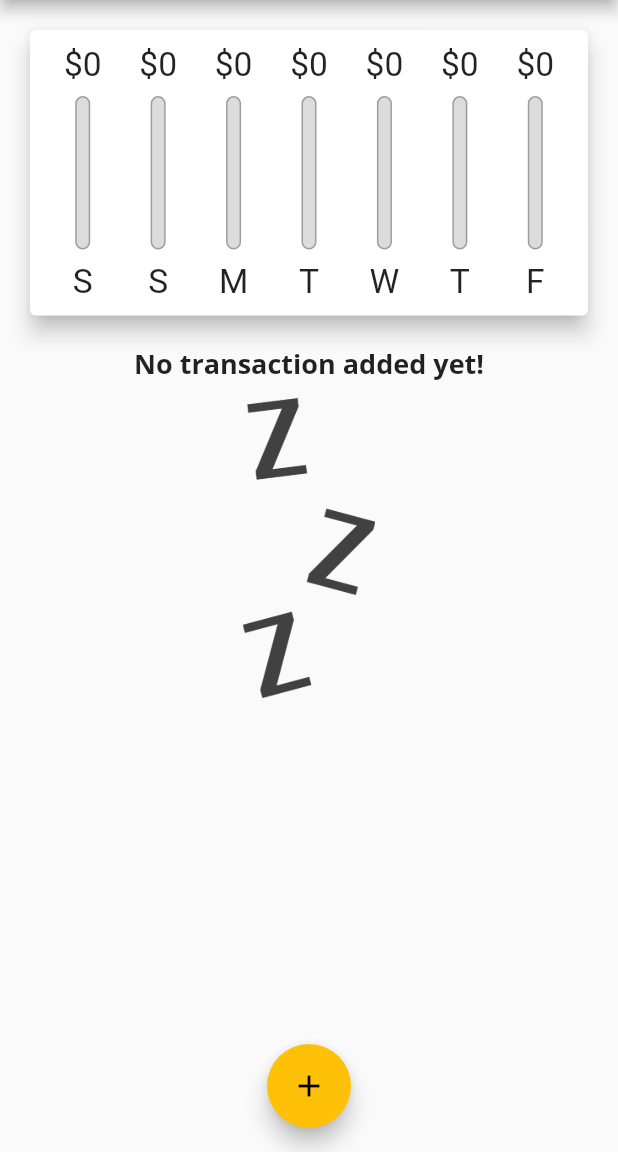
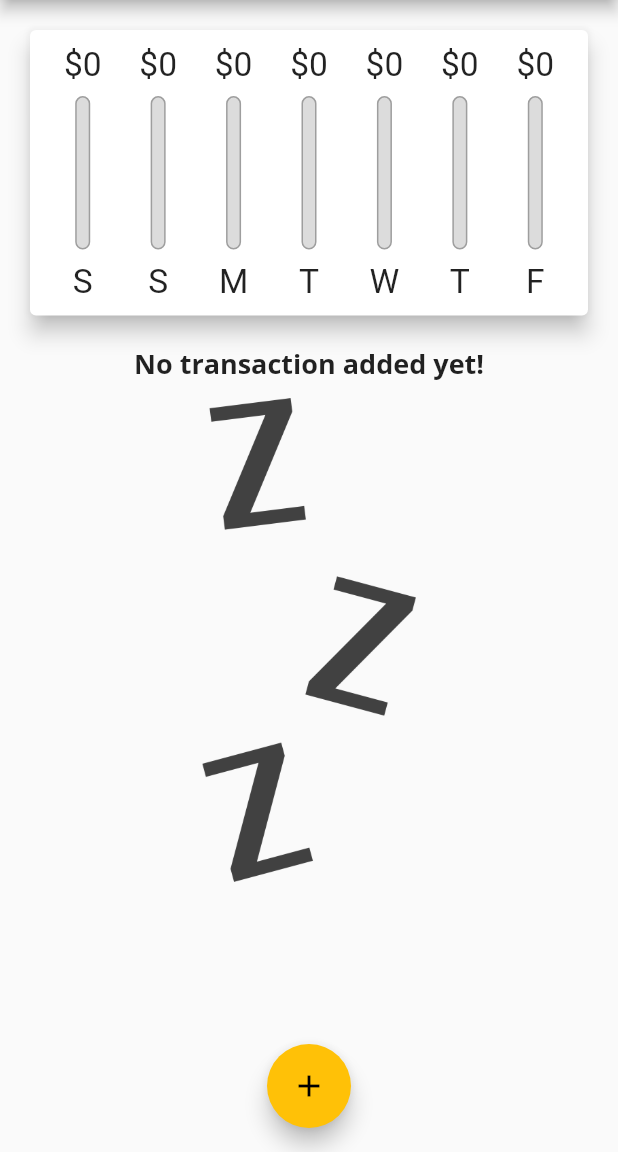
Before and after one commit to Seician/flutter_complete_guide, a Flutter app: the screen it shows after launch, on a phone screen of 412 x 824 dp, the part 84-1236 px from its top. Run offline on Flutter 3.47's test engine with Material 2 defaults, Android fonts, the phone set to English and light mode, and no system bars.

```diff
--- a/lib/main.dart
+++ b/lib/main.dart
@@ -1,4 +1,5 @@
 import 'package:flutter/material.dart';
+import 'package:flutter/services.dart';
 import 'package:flutter_complete_guide/widgets/chart.dart';
 import 'package:flutter_complete_guide/widgets/new_transactions.dart';
 import 'package:flutter_complete_guide/widgets/transaction_list.dart';
@@ -53,6 +54,8 @@ class _MyHomePageState extends State<MyHomePage> {
     //     date: DateTime.now()),
   ];
 
+  bool _showChart = false;
+
   List<Transaction> get _recentTransactions {
     return _userTransactions.where((tx) {
       return tx.date.isAfter(
@@ -96,6 +99,9 @@ class _MyHomePageState extends State<MyHomePage> {
 
   @override
   Widget build(BuildContext context) {
+    final mediaQuery = MediaQuery.of(context);
+    final isLandScape =
+        mediaQuery.orientation == Orientation.landscape;
     final appBar = AppBar(
       title: const Text(
         'Personal Expenses',
@@ -107,24 +113,52 @@ class _MyHomePageState extends State<MyHomePage> {
         ),
       ],
     );
+
+    final transactionListWidget = Container(
+        height: (mediaQuery.size.height -
+                appBar.preferredSize.height -
+                mediaQuery.padding.top) *
+            0.7,
+        child: TransactionList(_userTransactions, _deleteTransaction));
     return Scaffold(
       appBar: appBar,
       body: SingleChildScrollView(
         child: Column(
           crossAxisAlignment: CrossAxisAlignment.stretch,
           children: <Widget>[
+            if (isLandScape)
+              Row(
+                mainAxisAlignment: MainAxisAlignment.center,
+                children: [
+                  Text('Show Chart'),
+                  Switch.adaptive(
+                    activeColor: Theme.of(context).accentColor,
+                      value: _showChart,
+                      onChanged: (val) {
+                        setState(() {
+                          _showChart = val;
+                        });
+                      }),
+                ],
+              ),
+            if (!isLandScape)
               Container(
-                height: (MediaQuery.of(context).size.height -
+                  height: (mediaQuery.size.height -
                           appBar.preferredSize.height -
-                        MediaQuery.of(context).padding.top) *
+                          mediaQuery.padding.top) *
                       0.3,
                   child: Chart(_recentTransactions)),
-            Container(
-                height: (MediaQuery.of(context).size.height -
+            if (!isLandScape) transactionListWidget,
+            if (isLandScape)
+              _showChart
+                  ? Container(
+                      height: (mediaQuery.size.height -
                               appBar.preferredSize.height -
-                        MediaQuery.of(context).padding.top) *
+                              mediaQuery.padding.top) *
                           0.7,
-                child: TransactionList(_userTransactions, _deleteTransaction)),
+                          child: Chart(_recentTransactions),
+                    )
+                  : transactionListWidget,
           ],
         ),
       ),
--- a/lib/widgets/new_transactions.dart
+++ b/lib/widgets/new_transactions.dart
@@ -54,10 +54,15 @@ class _NewTransactionState extends State<NewTransaction> {
 
   @override
   Widget build(BuildContext context) {
-    return Card(
+    return SingleChildScrollView(
+      child: Card(
           elevation: 5,
           child: Container(
-          padding: EdgeInsets.all(10),
+            padding: EdgeInsets.only(
+                top: 10,
+                left: 10,
+                right: 10,
+                bottom: MediaQuery.of(context).viewInsets.bottom + 10),
             child: Column(
               crossAxisAlignment: CrossAxisAlignment.end,
               children: [
@@ -100,6 +105,7 @@ class _NewTransactionState extends State<NewTransaction> {
                 )
               ],
             ),
-        ));
+          )),
+    );
   }
 }
--- a/lib/widgets/transaction_list.dart
+++ b/lib/widgets/transaction_list.dart
@@ -10,8 +10,10 @@ class TransactionList extends StatelessWidget {
 
   @override
   Widget build(BuildContext context) {
+
     return transactions.isEmpty
-        ? Column(
+        ? LayoutBuilder(builder: (context, constraints) {
+            return Column(
               children: [
                 Text(
                   'No transaction added yet!',
@@ -21,13 +23,14 @@ class TransactionList extends StatelessWidget {
                   height: 10,
                 ),
                 Container(
-                  height: 200,
+                    height: constraints.maxHeight * 0.6,
                     child: Image.asset(
                       'assets/images/waiting.png',
                       fit: BoxFit.cover,
                     )),
               ],
-          )
+            );
+          })
         : ListView.builder(
             // we need to make transactions to be added dynamic
             // we will do that with .map method.
@@ -53,7 +56,8 @@ class TransactionList extends StatelessWidget {
                   subtitle: Text(
                     DateFormat.yMMMd().format(transactions[index].date),
                   ),
-                  trailing: IconButton(
+                  trailing: MediaQuery.of(context).size.width > 360 ?
+                   ElevatedButton.icon(onPressed: () => deleteTx(transactions[index].id), icon: Icon(Icons.delete), label: Text('Delete')): IconButton(
                     icon: Icon(Icons.delete),
                     color: Theme.of(context).errorColor,
                     onPressed: (() => deleteTx(transactions[index].id)),
```
Lines whose indentation alone changed are shown as unchanged.
